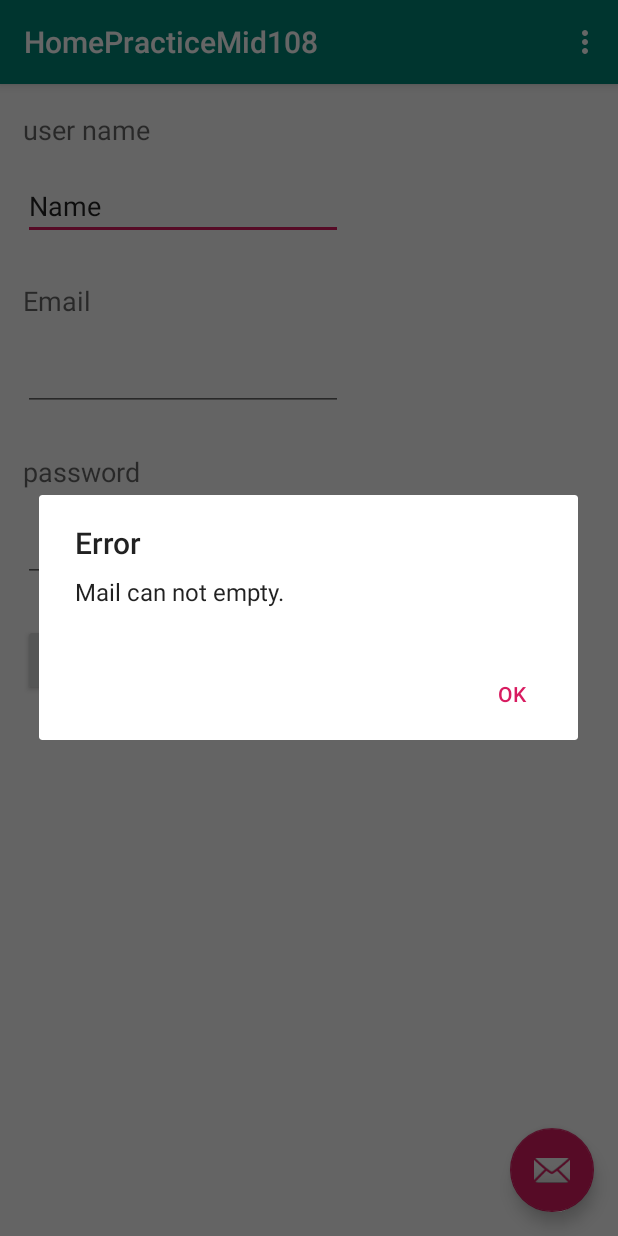
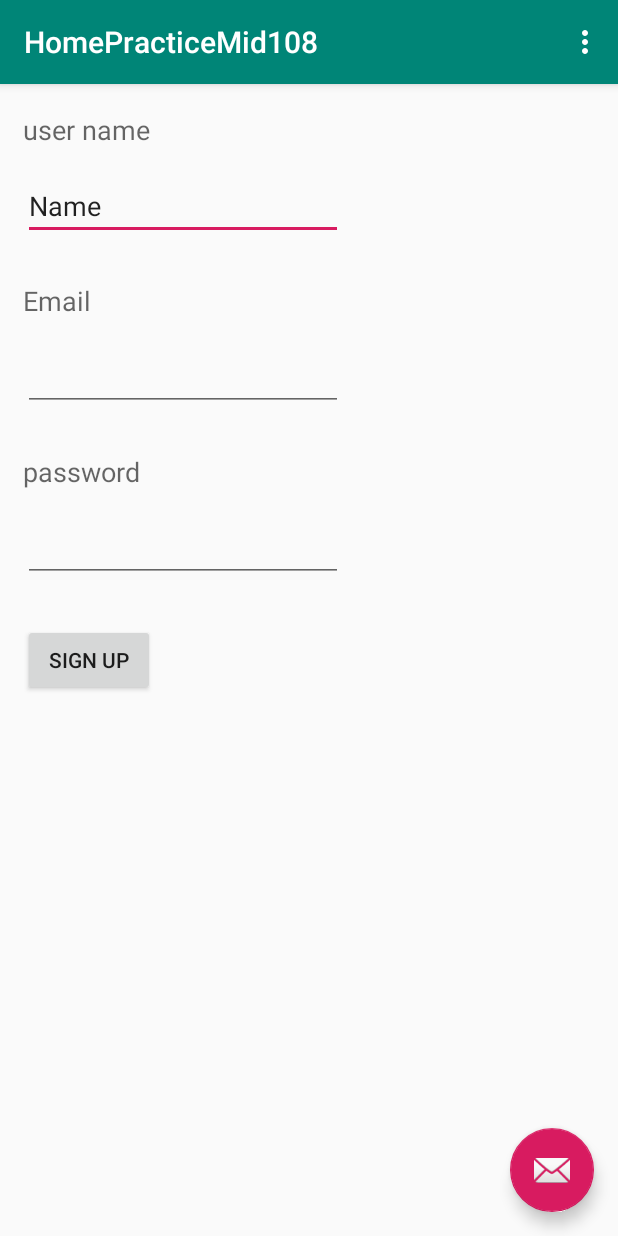
Before and after one commit to wendy89711/HomePracticeMid108, an Android app: the screen it shows after launch (MainActivity), after a tap on "SIGN UP", on a phone screen of 412 x 824 dp. Run offline under Robolectric (Android 15) with nearby library versions, the phone set to English and light mode, and no system bars.

Commit message:
11/3清空程式碼重新練習

```diff
--- a/app/src/main/java/com/wen/MainActivity.java
+++ b/app/src/main/java/com/wen/MainActivity.java
@@ -17,22 +17,13 @@ import android.widget.ImageView;
 import android.widget.TextView;
 
 public class MainActivity extends AppCompatActivity {
-    private TextView name;
-    private TextView mail;
-    private TextView pass;
-    private ImageView errorname;
-    private ImageView errorpass;
     @Override
     protected void onCreate(Bundle savedInstanceState) {
         super.onCreate(savedInstanceState);
         setContentView(R.layout.activity_main);
         Toolbar toolbar = findViewById(R.id.toolbar);
         setSupportActionBar(toolbar);
-        name = findViewById(R.id.ed_name);
-        mail = findViewById(R.id.ed_mail);
-        pass = findViewById(R.id.ed_password);
-        errorname = findViewById(R.id.image_noname);
-        errorpass = findViewById(R.id.image_nopassword);
+
         FloatingActionButton fab = findViewById(R.id.fab);
         fab.setOnClickListener(new View.OnClickListener() {
             @Override
@@ -42,25 +33,7 @@ public class MainActivity extends AppCompatActivity {
             }
         });
     }
-    public void butten(View view){
-        name.getText();//沒輸入getText()也可計算長度
-        mail.getText();//getText是用來搜集輸入資料
-        pass.getText();
-        if (name.length() >= 3 && mail.length() != 0 && pass.length() >= 6) {
-            Intent intent = new Intent(this,ResultActivity.class);
-            startActivity(intent);
-        } else if (name.length() < 3) {
-            errorname.setVisibility(View.VISIBLE);
-        } else if (mail.length() == 0) {
-            new AlertDialog.Builder(MainActivity.this)
-                    .setTitle("Error")
-                    .setMessage("Mail can not empty.")
-                    .setPositiveButton("OK",null)
-                    .show();
-        } else if (pass.length() < 6) {
-            errorpass.setVisibility(View.VISIBLE);
-        }
-    }
+
     @Override
     public boolean onCreateOptionsMenu(Menu menu) {
         // Inflate the menu; this adds items to the action bar if it is present.
```
Also changed, not shown: app/src/main/java/com/wen/ResultActivity.java (+1 -8 lines).
